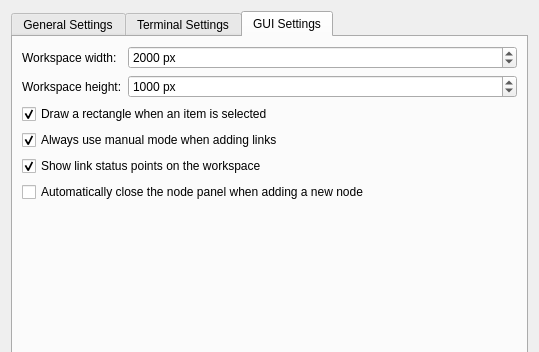
GNS3/gns3-legacy, file src/GNS3/Ui/ConfigurationPages/Form_PreferencesGeneral.ui: the form before one commit; both pictures show x 0 to 539 and y 0 to 352 of the 539 by 588 pixel window.
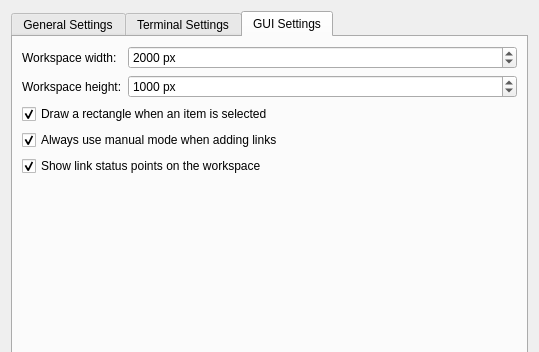
The form after the commit. The open tabs and pages were chosen to show the change.

Patch:
```diff
--- a/src/GNS3/Ui/ConfigurationPages/Form_PreferencesGeneral.ui
+++ b/src/GNS3/Ui/ConfigurationPages/Form_PreferencesGeneral.ui
@@ -467,14 +467,7 @@
          </property>
         </widget>
        </item>
-       <item row="5" column="0" colspan="2">
-        <widget class="QCheckBox" name="checkBoxAutoCloseNodePanel">
-         <property name="text">
-          <string>Automatically close the node panel when adding a new node</string>
-         </property>
-        </widget>
-       </item>
-       <item row="6" column="1">
+       <item row="5" column="1">
         <spacer>
          <property name="orientation">
           <enum>Qt::Vertical</enum>
```
